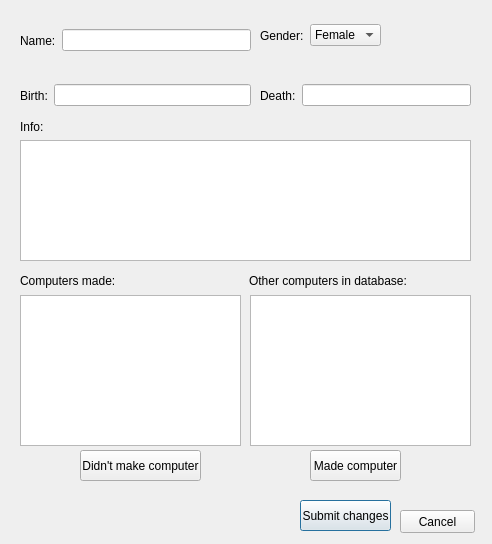
First picture: the form in UI/edit.ui, repository valdimarHR/hisCompRepo, before the edit.
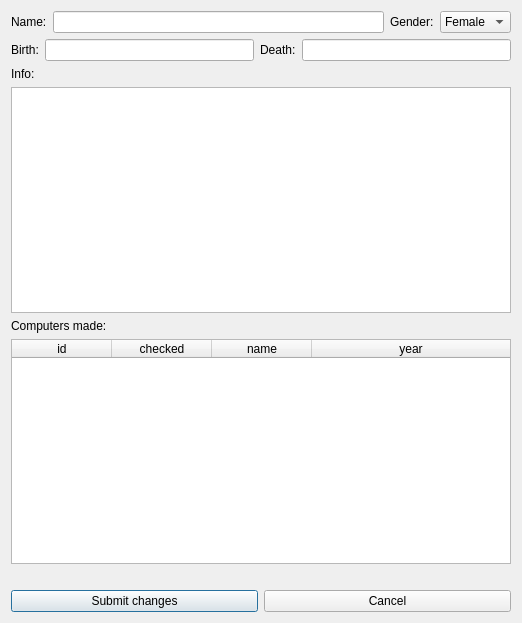
Second picture: the form after the edit.

Commit message: edit people should work

```diff
--- a/UI/edit.ui
+++ b/UI/edit.ui
@@ -6,22 +6,20 @@
    <rect>
     <x>0</x>
     <y>0</y>
-    <width>492</width>
-    <height>544</height>
+    <width>522</width>
+    <height>623</height>
    </rect>
   </property>
   <property name="windowTitle">
    <string>Edit a scientist</string>
   </property>
-  <widget class="QWidget" name="horizontalLayoutWidget">
-   <property name="geometry">
-    <rect>
-     <x>20</x>
-     <y>20</y>
-     <width>231</width>
-     <height>41</height>
-    </rect>
-   </property>
+  <property name="sizeGripEnabled">
+   <bool>false</bool>
+  </property>
+  <layout class="QVBoxLayout" name="verticalLayout_3">
+   <item>
+    <layout class="QVBoxLayout" name="verticalLayout">
+     <item>
    <layout class="QHBoxLayout" name="horizontalLayoutName">
     <item>
      <widget class="QLabel" name="labelName">
@@ -33,18 +31,6 @@
     <item>
      <widget class="QLineEdit" name="lineEditPeopleName"/>
     </item>
-   </layout>
-  </widget>
-  <widget class="QWidget" name="horizontalLayoutWidget_2">
-   <property name="geometry">
-    <rect>
-     <x>260</x>
-     <y>20</y>
-     <width>211</width>
-     <height>31</height>
-    </rect>
-   </property>
-   <layout class="QHBoxLayout" name="HorizontalLayoutGender">
     <item>
      <widget class="QLabel" name="labelGender">
       <property name="text">
@@ -66,30 +52,9 @@
       </item>
      </widget>
     </item>
-    <item>
-     <spacer name="horizontalSpacerGender">
-      <property name="orientation">
-       <enum>Qt::Horizontal</enum>
-      </property>
-      <property name="sizeHint" stdset="0">
-       <size>
-        <width>40</width>
-        <height>20</height>
-       </size>
-      </property>
-     </spacer>
-    </item>
-   </layout>
-  </widget>
-  <widget class="QWidget" name="horizontalLayoutWidget_3">
-   <property name="geometry">
-    <rect>
-     <x>20</x>
-     <y>80</y>
-     <width>231</width>
-     <height>31</height>
-    </rect>
-   </property>
+      </layout>
+     </item>
+     <item>
    <layout class="QHBoxLayout" name="horizontalLayoutBirth">
     <item>
      <widget class="QLabel" name="labelBirth">
@@ -101,18 +66,6 @@
     <item>
      <widget class="QLineEdit" name="lineEditPeopleBirth"/>
     </item>
-   </layout>
-  </widget>
-  <widget class="QWidget" name="horizontalLayoutWidget_4">
-   <property name="geometry">
-    <rect>
-     <x>260</x>
-     <y>80</y>
-     <width>211</width>
-     <height>31</height>
-    </rect>
-   </property>
-   <layout class="QHBoxLayout" name="horizontalLayoutDeath">
     <item>
      <widget class="QLabel" name="labelDeath">
       <property name="text">
@@ -124,141 +77,104 @@
      <widget class="QLineEdit" name="lineEditPeopleDeath"/>
     </item>
    </layout>
-  </widget>
-  <widget class="QTextEdit" name="textEditPeopleInfo">
-   <property name="geometry">
-    <rect>
-     <x>20</x>
-     <y>140</y>
-     <width>451</width>
-     <height>121</height>
-    </rect>
-   </property>
-  </widget>
+     </item>
+     <item>
   <widget class="QLabel" name="labelInfo">
-   <property name="geometry">
-    <rect>
-     <x>20</x>
-     <y>120</y>
-     <width>47</width>
-     <height>13</height>
-    </rect>
-   </property>
    <property name="text">
     <string>Info:</string>
    </property>
   </widget>
+     </item>
+     <item>
+      <widget class="QTextEdit" name="textEditPeopleInfo"/>
+     </item>
+     <item>
+      <widget class="QLabel" name="label_2">
+       <property name="text">
+        <string>Computers made:</string>
+       </property>
+      </widget>
+     </item>
+     <item>
+      <layout class="QHBoxLayout" name="horizontalLayout_2">
+       <item>
+        <widget class="QTableWidget" name="tablePeopleCreations">
+         <property name="editTriggers">
+          <set>QAbstractItemView::NoEditTriggers</set>
+         </property>
+         <property name="showGrid">
+          <bool>false</bool>
+         </property>
+         <property name="gridStyle">
+          <enum>Qt::NoPen</enum>
+         </property>
+         <property name="sortingEnabled">
+          <bool>true</bool>
+         </property>
+         <attribute name="horizontalHeaderStretchLastSection">
+          <bool>true</bool>
+         </attribute>
+         <attribute name="verticalHeaderVisible">
+          <bool>false</bool>
+         </attribute>
+         <attribute name="verticalHeaderStretchLastSection">
+          <bool>false</bool>
+         </attribute>
+         <column>
+          <property name="text">
+           <string>id</string>
+          </property>
+         </column>
+         <column>
+          <property name="text">
+           <string>checked</string>
+          </property>
+         </column>
+         <column>
+          <property name="text">
+           <string>name</string>
+          </property>
+         </column>
+         <column>
+          <property name="text">
+           <string>year</string>
+          </property>
+         </column>
+        </widget>
+       </item>
+      </layout>
+     </item>
+     <item>
+      <layout class="QHBoxLayout" name="horizontalLayout"/>
+     </item>
+     <item>
+      <widget class="QLabel" name="labelEditPeopleError">
+       <property name="text">
+        <string/>
+       </property>
+      </widget>
+     </item>
+     <item>
+      <layout class="QHBoxLayout" name="horizontalLayout_4">
+       <item>
   <widget class="QPushButton" name="pushButtonSubmit">
-   <property name="geometry">
-    <rect>
-     <x>300</x>
-     <y>500</y>
-     <width>91</width>
-     <height>31</height>
-    </rect>
-   </property>
    <property name="text">
     <string>Submit changes</string>
    </property>
   </widget>
+       </item>
+       <item>
   <widget class="QPushButton" name="ButtonCancel">
-   <property name="geometry">
-    <rect>
-     <x>400</x>
-     <y>510</y>
-     <width>75</width>
-     <height>23</height>
-    </rect>
-   </property>
    <property name="text">
     <string>Cancel</string>
    </property>
   </widget>
-  <widget class="QLabel" name="labelEditPeopleError">
-   <property name="geometry">
-    <rect>
-     <x>20</x>
-     <y>290</y>
-     <width>261</width>
-     <height>16</height>
-    </rect>
-   </property>
-   <property name="text">
-    <string/>
-   </property>
-  </widget>
-  <widget class="QListWidget" name="listPeopleCreations">
-   <property name="geometry">
-    <rect>
-     <x>20</x>
-     <y>295</y>
-     <width>221</width>
-     <height>151</height>
-    </rect>
-   </property>
-  </widget>
-  <widget class="QListWidget" name="listPeopleRestOfComputers">
-   <property name="geometry">
-    <rect>
-     <x>250</x>
-     <y>295</y>
-     <width>221</width>
-     <height>151</height>
-    </rect>
-   </property>
-  </widget>
-  <widget class="QWidget" name="horizontalLayoutWidget_5">
-   <property name="geometry">
-    <rect>
-     <x>20</x>
-     <y>270</y>
-     <width>451</width>
-     <height>21</height>
-    </rect>
-   </property>
-   <layout class="QHBoxLayout" name="horizontalLayout">
-    <item>
-     <widget class="QLabel" name="label_2">
-      <property name="text">
-       <string>Computers made:</string>
-      </property>
-     </widget>
-    </item>
-    <item>
-     <widget class="QLabel" name="label">
-      <property name="text">
-       <string>Other computers in database:</string>
-      </property>
-     </widget>
-    </item>
-   </layout>
-  </widget>
-  <widget class="QPushButton" name="ButtonDeleteConnection">
-   <property name="geometry">
-    <rect>
-     <x>80</x>
-     <y>450</y>
-     <width>121</width>
-     <height>31</height>
-    </rect>
-   </property>
-   <property name="text">
-    <string>Didn't make computer</string>
-   </property>
-  </widget>
-  <widget class="QPushButton" name="ButtonAddConnection">
-   <property name="geometry">
-    <rect>
-     <x>310</x>
-     <y>450</y>
-     <width>91</width>
-     <height>31</height>
-    </rect>
-   </property>
-   <property name="text">
-    <string>Made computer</string>
-   </property>
-  </widget>
+       </item>
+      </layout>
+     </item>
+    </layout>
+   </item>
+  </layout>
  </widget>
  <resources/>
  <connections/>
```
Left out of the diff: 3 changed lines with no effect on the pictures. Lines whose indentation alone changed are shown as unchanged. The commit also changes 6 other files.
